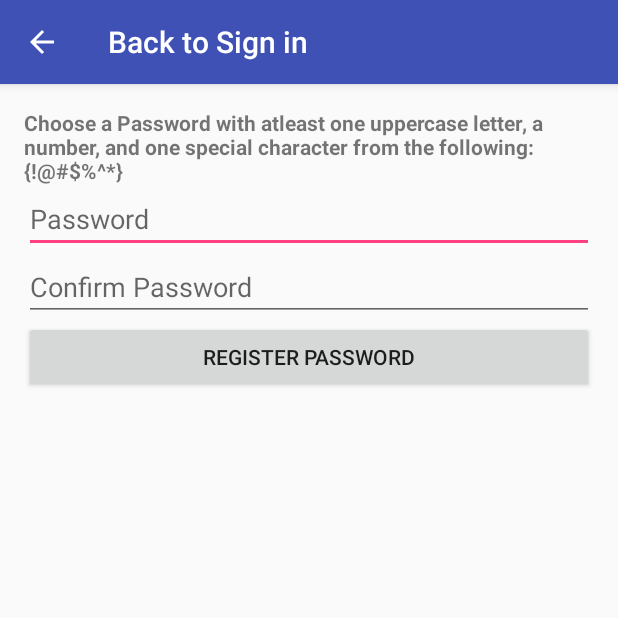
After one commit to B3ACONsoft/ProjectCode, an Android app: the RegistrationActivity screen opened directly, with no data from a screen before it, on a phone screen of 412 x 824 dp, the top half of it. The commit adds this screen. Run offline under Robolectric (Android 15) with nearby library versions, the phone set to English and light mode, and no system bars.

Commit message:
Yeti Update 3:00am
While watching "The Hunt for Red October" and "Ronin," (don't want you
to think I'm working too hard here) added
Registration Activity
+one button works lol
LoginActivity
+Registration Direction button
+"Remember Me" Checkbox
QuickAddPlayerActivity finished
+Add Player makes a hashmap
+Clear clears the forms

```diff
--- a/Android/UI/SYCORowLayouts/app/src/main/java/beaconsoft/sycorowlayouts/LeaguesActivity.java
+++ b/Android/UI/SYCORowLayouts/app/src/main/java/beaconsoft/sycorowlayouts/LeaguesActivity.java
@@ -22,6 +22,7 @@ public class LeaguesActivity extends AppCompatActivity implements AdapterView.On
         super.onCreate(savedInstanceState);
         setContentView(R.layout.activity_leagues);
 
+        /*This makes it pretty*/
         getSupportActionBar().setDisplayHomeAsUpEnabled(true);
         getSupportActionBar().setDisplayShowTitleEnabled(true);
         getSupportActionBar().setShowHideAnimationEnabled(true);
@@ -47,6 +48,7 @@ public class LeaguesActivity extends AppCompatActivity implements AdapterView.On
         spinnerTeams.setEnabled(true);
         spinnerTeams.setSelection(0);
 
+        /*Let it be known, we could do without this...?*/
         Spinner spinnerSports = (Spinner)findViewById(R.id.spinnerMyLeaguesSports);
         ArrayAdapter adapterSpinnerSports = ArrayAdapter.createFromResource(getBaseContext(),
                 R.array.dummy_sports, android.R.layout.simple_spinner_dropdown_item);
--- /dev/null
+++ b/Android/UI/SYCORowLayouts/app/src/main/java/beaconsoft/sycorowlayouts/RegistrationActivity.java
@@ -0,0 +1,22 @@
+package beaconsoft.sycorowlayouts;
+
+import android.content.Intent;
+import android.support.v7.app.AppCompatActivity;
+import android.os.Bundle;
+import android.view.View;
+
+public class RegistrationActivity extends AppCompatActivity {
+
+    @Override
+    protected void onCreate(Bundle savedInstanceState) {
+        super.onCreate(savedInstanceState);
+        setContentView(R.layout.activity_registration);
+
+    }
+
+    public void goToSignIn(View view){
+        Intent intent = new Intent(this, LoginActivity.class);
+        intent.putExtra("regPassword", "regPassword");
+        startActivity(intent);
+    }
+}
--- a/Android/UI/SYCORowLayouts/app/src/main/res/layout/activity_leagues.xml
+++ b/Android/UI/SYCORowLayouts/app/src/main/res/layout/activity_leagues.xml
@@ -6,7 +6,6 @@
     android:layout_height="match_parent"
     android:fitsSystemWindows="true"
     tools:context="beaconsoft.sycorowlayouts.LeaguesActivity">
-
     <include
         layout="@layout/content_leagues"
         />
--- /dev/null
+++ b/Android/UI/SYCORowLayouts/app/src/main/res/layout/activity_registration.xml
@@ -0,0 +1,37 @@
+<?xml version="1.0" encoding="utf-8"?>
+<LinearLayout xmlns:android="http://schemas.android.com/apk/res/android"
+    xmlns:tools="http://schemas.android.com/tools"
+    android:layout_width="match_parent"
+    android:layout_height="match_parent"
+    android:paddingBottom="@dimen/activity_vertical_margin"
+    android:paddingLeft="@dimen/activity_horizontal_margin"
+    android:paddingRight="@dimen/activity_horizontal_margin"
+    android:paddingTop="@dimen/activity_vertical_margin"
+    android:orientation="vertical"
+    tools:context="beaconsoft.sycorowlayouts.RegistrationActivity">
+
+    <TextView
+        android:layout_width="match_parent"
+        android:layout_height="wrap_content"
+        android:textStyle="bold"
+        android:text="Choose a Password with atleast one uppercase letter, a number, and one special character from the following: {!@#$%^*}"/>
+
+    <EditText
+        android:layout_width="match_parent"
+        android:layout_height="wrap_content"
+        android:hint="Password"
+        android:text=""/>
+
+    <EditText
+        android:layout_width="match_parent"
+        android:layout_height="wrap_content"
+        android:hint="Confirm Password"
+        android:text=""/>
+
+    <Button
+        android:layout_width="match_parent"
+        android:layout_height="wrap_content"
+        android:text="Register Password"
+        android:onClick="goToSignIn" />
+
+</LinearLayout>
```
Also changed, not shown: Android/UI/SYCORowLayouts/app/src/main/AndroidManifest.xml (+11 -4 lines), Android/UI/SYCORowLayouts/app/src/main/java/beaconsoft/sycorowlayouts/LoginActivity.java (+10 -1 lines), Android/UI/SYCORowLayouts/app/src/main/java/beaconsoft/sycorowlayouts/QuickAddPlayersActivity.java (+42 -0 lines), Android/UI/SYCORowLayouts/app/src/main/res/layout/activity_login.xml (+21 -1 lines), Android/UI/SYCORowLayouts/app/src/main/res/layout/activity_quick_add_players.xml (+55 -12 lines).
